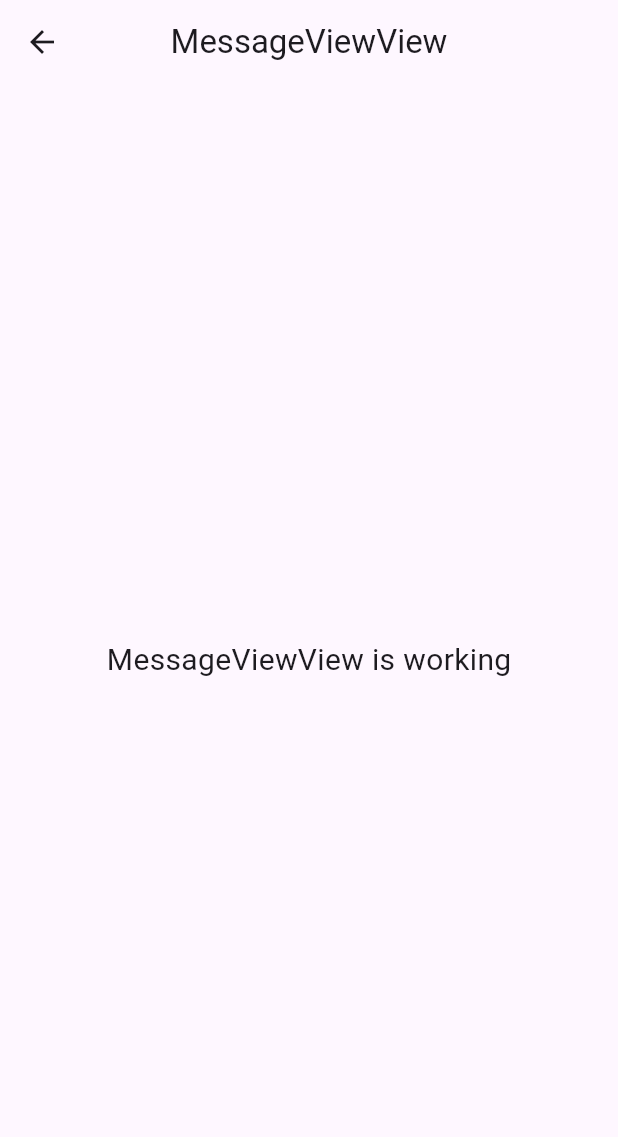
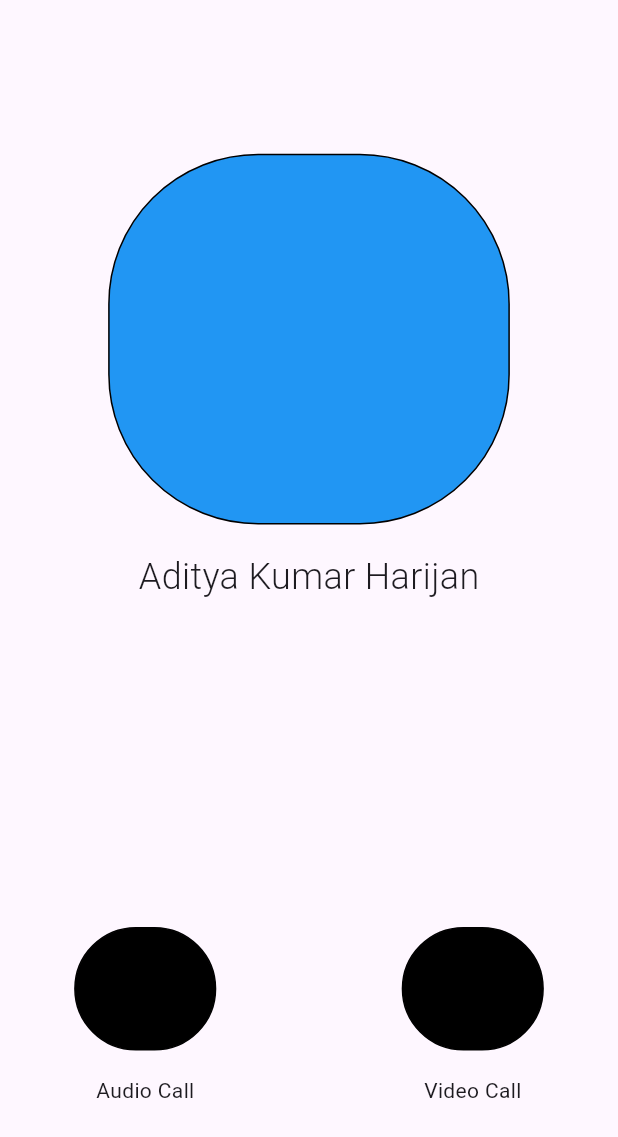
Before and after one commit to Aditya-kumar001/agora_video_call, a Flutter app: the MessageViewView screen opened by its route, on a phone screen of 412 x 824 dp. Shown: the top 1137 px of the screen. Run offline on Flutter 3.47's test engine with Material 3 defaults, Android fonts, the light colour scheme and no system bars; our stand-ins replace get, get_storage; accounts and stored records are empty.

Commit message:
massage page view

```diff
--- a/lib/app/modules/login_page/views/componenets/login_form.dart
+++ b/lib/app/modules/login_page/views/componenets/login_form.dart
@@ -34,10 +34,7 @@ Center loginForm(dynamic controller) {
               ),
             ),
           ),
-
-
           const SizedBox(height: 10),
-
           Text(
             "Welcome to Agora Caller Mobile App",
             style: TextStyle(
@@ -47,10 +44,7 @@ Center loginForm(dynamic controller) {
             ),
             textAlign: TextAlign.center,
           ),
-
           const SizedBox(height: 40),
-
-              // Username field
           Align(
             alignment: Alignment.centerLeft,
             child: Text(
@@ -75,15 +69,9 @@ Center loginForm(dynamic controller) {
               border: OutlineInputBorder(
                 borderRadius: BorderRadius.circular(20),
               ),
-
-                  // filled: true,
-                  // fillColor: AppColorList.AppTextField,
             ),
           ),
-
           const SizedBox(height: 10),
-
-              // Password field
           Align(
             alignment: Alignment.centerLeft,
             child: Text(
@@ -109,33 +97,9 @@ Center loginForm(dynamic controller) {
               border: OutlineInputBorder(
                 borderRadius: BorderRadius.circular(20),
               ),
-                  // filled: true,
-                  // fillColor: AppColorList.AppTextField,
             ),
           ),
-              const SizedBox(height: 10,),
-              // RememberMeCheckbox(controller: controller,),
-              // Padding(
-              //   padding: const EdgeInsets.all(10.0),
-              //   child: Row(
-              //     children: [
-              //       Container(
-              //         height: 20,
-              //         width: 20,
-              //         decoration: BoxDecoration(
-              //           color: Colors.white,
-              //           border: Border.all(),
-              //           borderRadius: BorderRadius.circular(8),
-              //         ),
-              //       ),
-              //       const SizedBox(width: 10,),
-              //       const Text('Remember me', style: TextStyle(fontSize: 16),),
-              //     ],
-              //   ),
-              // ),
-
           const SizedBox(height: 40),
-
           // Login button
           Obx(() => controller.isLoading.value
             ? const CircularProgressIndicator()
@@ -153,15 +117,6 @@ Center loginForm(dynamic controller) {
                     elevation: WidgetStateProperty.all(12)
                   ),
                   onPressed: () {
-                        // if (controller.UserName.text.isNotEmpty && controller.Password.text.isNotEmpty) {
-                        //   controller.login(
-                        //     controller.UserName.text.trim(),
-                        //     controller.Password.text.trim().toString(),
-                        //     controller.rememberMe.value,
-                        //     );
-                        // } else {
-                        //   Get.snackbar("Error", "Please enter both username and password.");
-                        // }
                     Get.offAllNamed(Routes.HOME);
                   },
                   child: Text(
--- a/lib/app/modules/message_view/views/message_view_view.dart
+++ b/lib/app/modules/message_view/views/message_view_view.dart
@@ -1,7 +1,7 @@
+import 'package:agora_task/app/common/app_fontWeight.dart';
+import 'package:agora_task/app/common/app_fontsize.dart';
 import 'package:flutter/material.dart';
-
 import 'package:get/get.dart';
-
 import '../controllers/message_view_controller.dart';
 
 class MessageViewView extends GetView<MessageViewController> {
@@ -9,16 +9,120 @@ class MessageViewView extends GetView<MessageViewController> {
   @override
   Widget build(BuildContext context) {
     return Scaffold(
-      appBar: AppBar(
-        title: const Text('MessageViewView'),
-        centerTitle: true,
-      ),
-      body: const Center(
-        child: Text(
-          'MessageViewView is working',
-          style: TextStyle(fontSize: 20),
-        ),
-      ),
+      // appBar: AppBar(
+      //   title: const Text('Aditya Kumar Harijan',
+      //     style:TextStyle(
+      //       fontWeight: AppFontWeight.font3
+      //     )
+      //   ),
+      //   // centerTitle: true,
+      // ),
+      body: Column(
+
+        children: [
+          Row(
+            mainAxisAlignment: MainAxisAlignment.center,
+            children: [
+              SizedBox(
+                height: MediaQuery.of(context).size.height * 0.6,
+              ),
+              Column(
+                children: [
+                  Padding(
+                    padding: const EdgeInsets.all(10),
+                    child: Container(
+                      height: MediaQuery.of(context).size.height * 0.3,
+                      width: MediaQuery.of(context).size.width * 0.65,
+                      decoration: BoxDecoration(
+                        color: Colors.blue,
+                        borderRadius: BorderRadius.all(Radius.circular(100)),
+                        border: Border.all(
+                          width: 1,
+                          color: Colors.black,
+                        )
+                      )
+                    ),
+                  ),
+                  SizedBox(
+            // height: 10
+            height: MediaQuery.of(context).size.height * 0.01,
+          ),
+
+                  Row(
+            mainAxisAlignment: MainAxisAlignment.center,
+            children: [
+              Text(
+                'Aditya Kumar Harijan',
+                style: TextStyle(
+                  fontSize: AppFontSize.size1,
+                  fontWeight: AppFontWeight.font3
+                ),
+                )
+            ],
+          ),
+                ],
+              ),
+            ],
+          ),
+
+
+          SizedBox(
+            height: MediaQuery.of(context).size.width * 0.3,
+          ),
+          Row(
+            mainAxisAlignment: MainAxisAlignment.center,
+            children: [
+              Column(
+                children: [
+                  Container(
+                    height: MediaQuery.of(context).size.height * 0.1,
+                    width: MediaQuery.of(context).size.width * 0.23,
+                    decoration: BoxDecoration(
+                      color:Colors.black,
+                      borderRadius: BorderRadius.circular(50),
+                      border: Border.all(
+                        width: 1,
+                      )
+                    ),
+                  ),
+                  SizedBox(
+                    height: MediaQuery.of(context).size.height * 0.02,
+                  ),
+                  Text(
+                    "Audio Call"
+                  )
+                ],
+              ),
+              SizedBox(
+                width: MediaQuery.of(context).size.width * 0.3,
+              ),
+              Column(
+                children: [
+                  Container(
+                    height: MediaQuery.of(context).size.height * 0.1,
+                    width: MediaQuery.of(context).size.width * 0.23,
+                    decoration: BoxDecoration(
+                      color:Colors.black,
+                      borderRadius: BorderRadius.circular(50),
+                      border: Border.all(
+                        width: 1,
+                      )
+                    ),
+                  ),
+                  SizedBox(
+                    height: MediaQuery.of(context).size.height * 0.02,
+                  ),
+                  Text(
+                    'Video Call'
+                  )
+
+                ],
+              )
+            ],
+          )
+        ],
+      )
+
     );
   }
 }
--- a/lib/main.dart
+++ b/lib/main.dart
@@ -8,6 +8,7 @@ void main() {
   runApp(
     GetMaterialApp(
       title: "Application",
+      debugShowCheckedModeBanner: false,
       initialRoute: AppPages.INITIAL,
       getPages: AppPages.routes,
     ),
```
Lines whose indentation alone changed are shown as unchanged.
